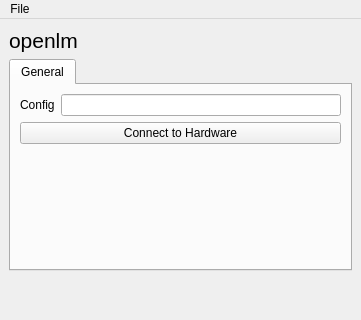
Old version of the form openlm/ui/qt/OpenLMUI.ui in the repository DeMarcoLab/openCLEM; both pictures show x 0 to 361 and y 0 to 320 of the 361 by 514 pixel window.
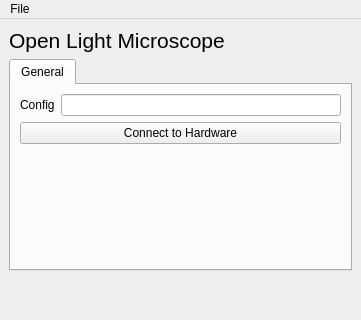
New version of the form.

What changed in the file:
```diff
--- a/openlm/ui/qt/OpenLMUI.ui
+++ b/openlm/ui/qt/OpenLMUI.ui
@@ -69,7 +69,7 @@
       </widget>
      </widget>
     </item>
-    <item row="0" column="0">
+    <item row="0" column="0" colspan="2">
      <widget class="QLabel" name="label">
       <property name="font">
        <font>
@@ -77,7 +77,7 @@
        </font>
       </property>
       <property name="text">
-       <string>openlm</string>
+       <string>Open Light Microscope</string>
       </property>
      </widget>
     </item>
```
Left out of the diff: 2 changed lines with no effect on the pictures.
